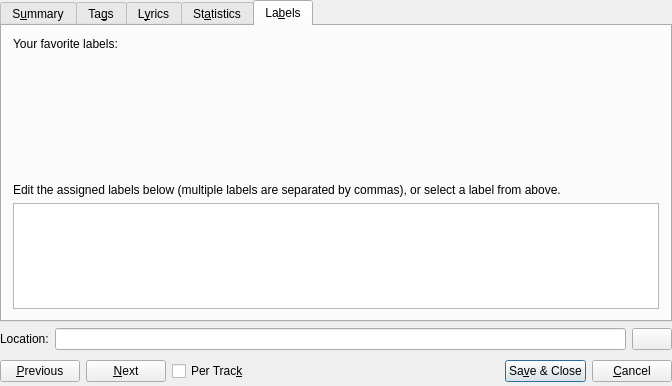
Old version of the form src/dialogs/TagDialogBase.ui in the repository KDE/amarok.
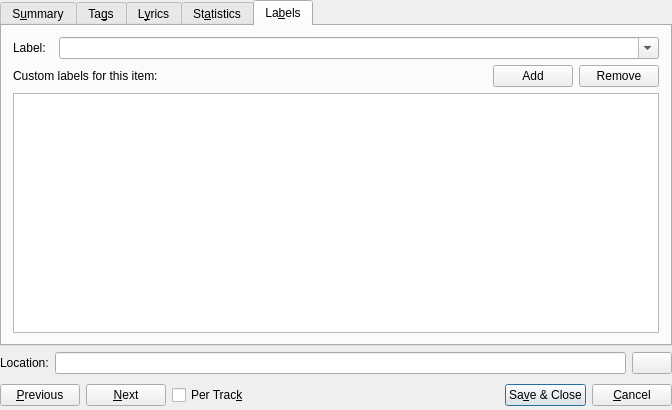
New version of the form. The open tabs and pages were chosen to show the change. Custom widgets are drawn as their Qt base class.

Commit message: Gui implementaion for custom label support No Database implementation yet

The edit to the form file:
```diff
--- a/src/dialogs/TagDialogBase.ui
+++ b/src/dialogs/TagDialogBase.ui
@@ -7,7 +7,7 @@
     <x>0</x>
     <y>0</y>
     <width>666</width>
-    <height>386</height>
+    <height>410</height>
    </rect>
   </property>
   <property name="sizePolicy">
@@ -618,40 +618,119 @@
          <item>
           <layout class="QVBoxLayout" name="verticalLayout">
            <item>
-            <widget class="QLabel" name="labels_favouriteLabels">
+            <layout class="QHBoxLayout" name="horizontalLayout_5">
+             <item>
+              <widget class="QLabel" name="label">
+               <property name="maximumSize">
+                <size>
+                 <width>40</width>
+                 <height>16777215</height>
+                </size>
+               </property>
              <property name="text">
-              <string>Your favorite labels:</string>
-             </property>
-             <property name="wordWrap">
+                <string>Label:</string>
+               </property>
+               <property name="alignment">
+                <set>Qt::AlignLeading|Qt::AlignLeft|Qt::AlignVCenter</set>
+               </property>
+              </widget>
+             </item>
+             <item>
+              <widget class="KComboBox" name="kComboBox_label">
+               <property name="toolTip">
+                <string>Insert your custom label here or select one from the list.</string>
+               </property>
+               <property name="editable">
+                <bool>true</bool>
+               </property>
+               <property name="duplicatesEnabled">
               <bool>false</bool>
              </property>
-            </widget>
-           </item>
+               <property name="autoCompletion">
+                <bool>false</bool>
+               </property>
+               <property name="trapReturnKey">
+                <bool>true</bool>
+               </property>
+              </widget>
+             </item>
+            </layout>
+           </item>
            <item>
-            <widget class="QWidget" name="labels_favouriteLabelsFrame" native="true">
-             <property name="minimumSize">
+            <layout class="QVBoxLayout" name="verticalLayout_9">
+             <item>
+              <layout class="QHBoxLayout" name="horizontalLayout_6">
+               <item>
+                <widget class="QLabel" name="label_2">
+                 <property name="maximumSize">
               <size>
-               <width>0</width>
-               <height>120</height>
-              </size>
-             </property>
+                   <width>16777215</width>
+                   <height>32</height>
+                  </size>
+                 </property>
+                 <property name="text">
+                  <string>Custom labels for this item:</string>
+                 </property>
             </widget>
            </item>
            <item>
-            <widget class="QLabel" name="labels_explanation">
-             <property name="font">
-              <font/>
-             </property>
+                <spacer name="horizontalSpacer_4">
+                 <property name="orientation">
+                  <enum>Qt::Horizontal</enum>
+                 </property>
+                 <property name="sizeHint" stdset="0">
+                  <size>
+                   <width>40</width>
+                   <height>20</height>
+                  </size>
+                 </property>
+                </spacer>
+               </item>
+               <item>
+                <widget class="QPushButton" name="addButton">
+                 <property name="enabled">
+                  <bool>true</bool>
+                 </property>
+                 <property name="maximumSize">
+                  <size>
+                   <width>100</width>
+                   <height>16777215</height>
+                  </size>
+                 </property>
              <property name="text">
-              <string>Edit the assigned labels below (multiple labels are separated by commas), or select a label from above.</string>
-             </property>
-             <property name="wordWrap">
-              <bool>false</bool>
-             </property>
-            </widget>
-           </item>
+                  <string>Add</string>
+                 </property>
+                </widget>
+               </item>
+               <item>
+                <widget class="QPushButton" name="removeButton">
+                 <property name="enabled">
+                  <bool>true</bool>
+                 </property>
+                 <property name="maximumSize">
+                  <size>
+                   <width>100</width>
+                   <height>16777215</height>
+                  </size>
+                 </property>
+                 <property name="text">
+                  <string>Remove</string>
+                 </property>
+                </widget>
+               </item>
+              </layout>
+             </item>
            <item>
-            <widget class="KTextEdit" name="kTextEdit_selectedLabels"/>
+              <widget class="QListView" name="labelsList">
+               <property name="editTriggers">
+                <set>QAbstractItemView::NoEditTriggers</set>
+               </property>
+               <property name="selectionMode">
+                <enum>QAbstractItemView::MultiSelection</enum>
+               </property>
+              </widget>
+             </item>
+            </layout>
            </item>
           </layout>
          </item>
```
Left out of the diff: 2 changed lines with no effect on the pictures. Lines whose indentation alone changed are shown as unchanged. The commit also changes 5 other files.
